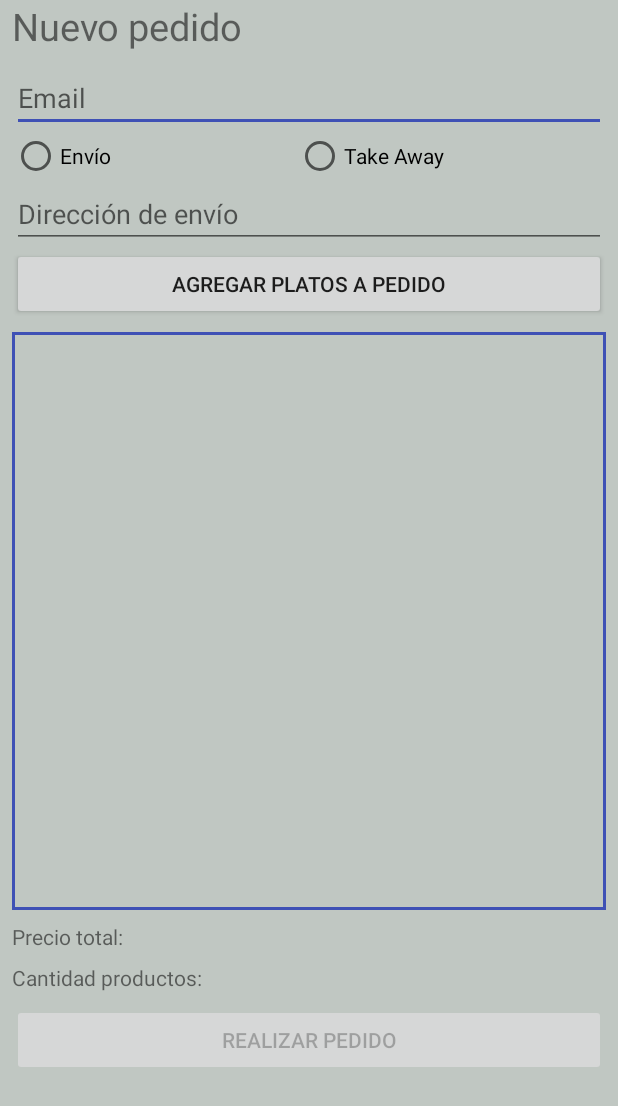
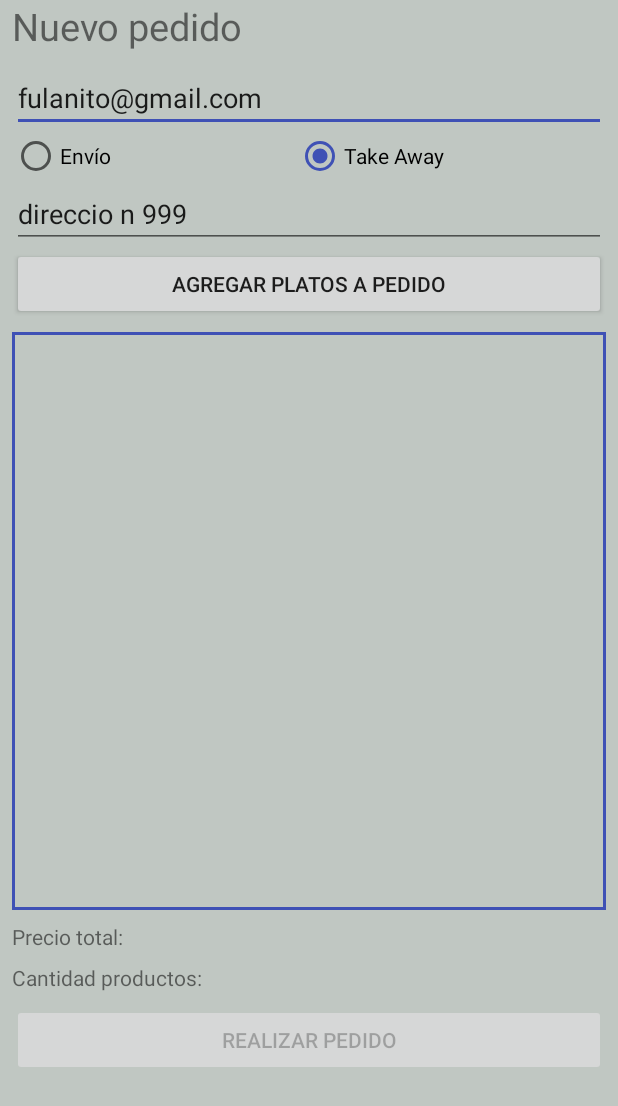
Before and after one commit to AgustinGHunzicker/App01, an Android app: the ActivityPedido screen opened directly, with no data from a screen before it, on a phone screen of 412 x 824 dp. Shown: the top 1106 px of the screen. Run offline under Robolectric (Android 15) with nearby library versions, the phone set to English and light mode, and no system bars.

Commit message:
ahi anda bros

```diff
--- a/app/src/main/java/com/example/myapplication/activity/ActivityNuevoPlato.java
+++ b/app/src/main/java/com/example/myapplication/activity/ActivityNuevoPlato.java
@@ -43,7 +43,7 @@ public class ActivityNuevoPlato extends AppCompatActivity implements OnResultCal
 
 
         //Instancia de la Bd
-        repository = AppRepository.getInstance(getApplicationContext(),this);
+        repository = AppRepository.getInstance(this.getApplicationContext(),this);
 
         btnPrueba.setOnClickListener(new View.OnClickListener() {
             @Override
--- a/app/src/main/res/layout/activity_pedido.xml
+++ b/app/src/main/res/layout/activity_pedido.xml
@@ -1,13 +1,17 @@
 <?xml version="1.0" encoding="utf-8"?>
-<LinearLayout xmlns:android="http://schemas.android.com/apk/res/android"
+<ScrollView xmlns:android="http://schemas.android.com/apk/res/android"
     xmlns:tools="http://schemas.android.com/tools"
     android:layout_width="match_parent"
     android:layout_height="match_parent"
     android:background="@color/colorPrimary"
-    android:gravity="start"
     android:orientation="vertical"
     android:paddingStart="@dimen/space_small"
     android:paddingEnd="@dimen/space_small">
+
+    <LinearLayout
+        android:layout_width="match_parent"
+        android:layout_height="match_parent"
+        android:orientation="vertical">
 
         <TextView
             android:id="@+id/textNewPlate"
@@ -16,6 +20,7 @@
             android:layout_marginBottom="@dimen/space_small"
             android:text="@string/labelNuevoPedido"
             android:textSize="25sp" />
+
         <EditText
             android:id="@+id/textEmailAddress"
             android:layout_width="match_parent"
@@ -23,7 +28,8 @@
             android:ems="10"
             android:hint="@string/labelEmail"
             android:importantForAutofill="no"
-        android:inputType="textEmailAddress" />
+            android:inputType="textEmailAddress"
+            android:text="fulanito@gmail.com" />
 
         <RadioGroup
             android:id="@+id/radioGroupTypeCard"
@@ -41,6 +47,7 @@
                 android:id="@+id/radioButtonTakeAway"
                 android:layout_width="205dp"
                 android:layout_height="match_parent"
+                android:checked="true"
                 android:text="@string/labelTakeAway" />
         </RadioGroup>
 
@@ -51,7 +58,8 @@
             android:ems="10"
             android:hint="@string/address"
             android:importantForAutofill="no"
-        android:inputType="textPersonName" />
+            android:inputType="textPersonName"
+            android:text="direccio n 999" />
 
         <Button
             android:id="@+id/btnAddPlate"
@@ -107,6 +115,7 @@
                 android:id="@+id/textCantidadProductos"
                 android:layout_width="match_parent"
                 android:layout_height="wrap_content" />
+
         </LinearLayout>
 
         <Button
@@ -114,5 +123,6 @@
             android:layout_width="match_parent"
             android:layout_height="wrap_content"
             android:text="@string/textRealizarPedido" />
+    </LinearLayout>
 
-</LinearLayout>
+</ScrollView>
```
Also changed, not shown: app/src/main/java/com/example/myapplication/activity/ActivityPedido.java (+8 -12 lines), app/src/main/java/com/example/myapplication/model/Pedido.java (+14 -0 lines), app/src/main/java/com/example/myapplication/pruebaBaseDatos/AppRepository.java (line endings or trailing spaces). Lines whose indentation alone changed are shown as unchanged.
